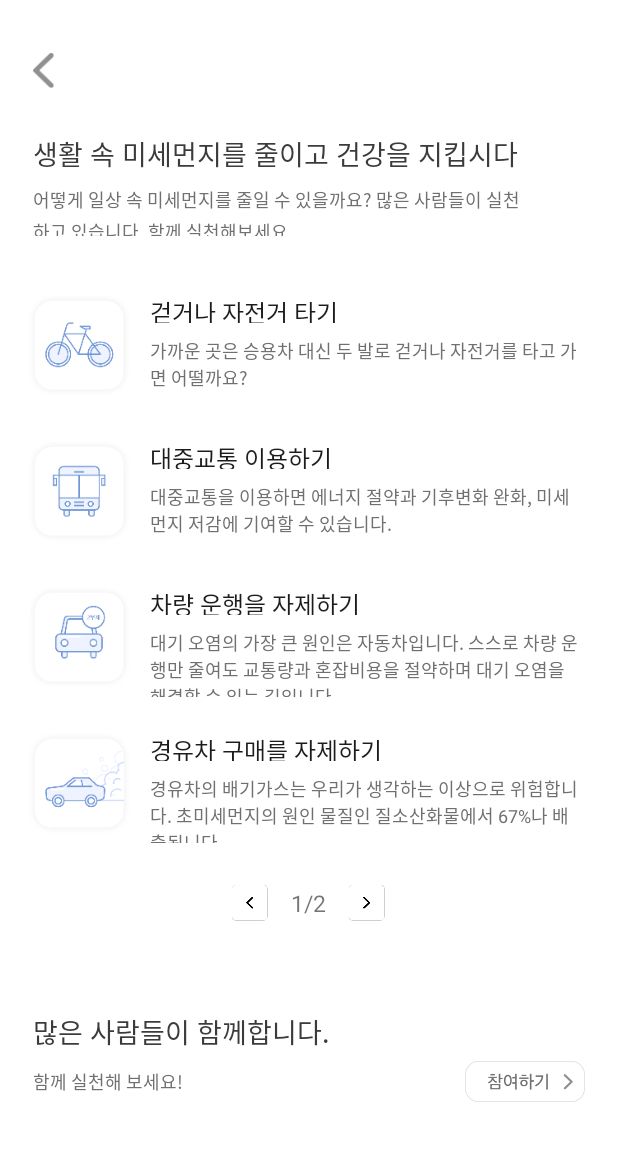
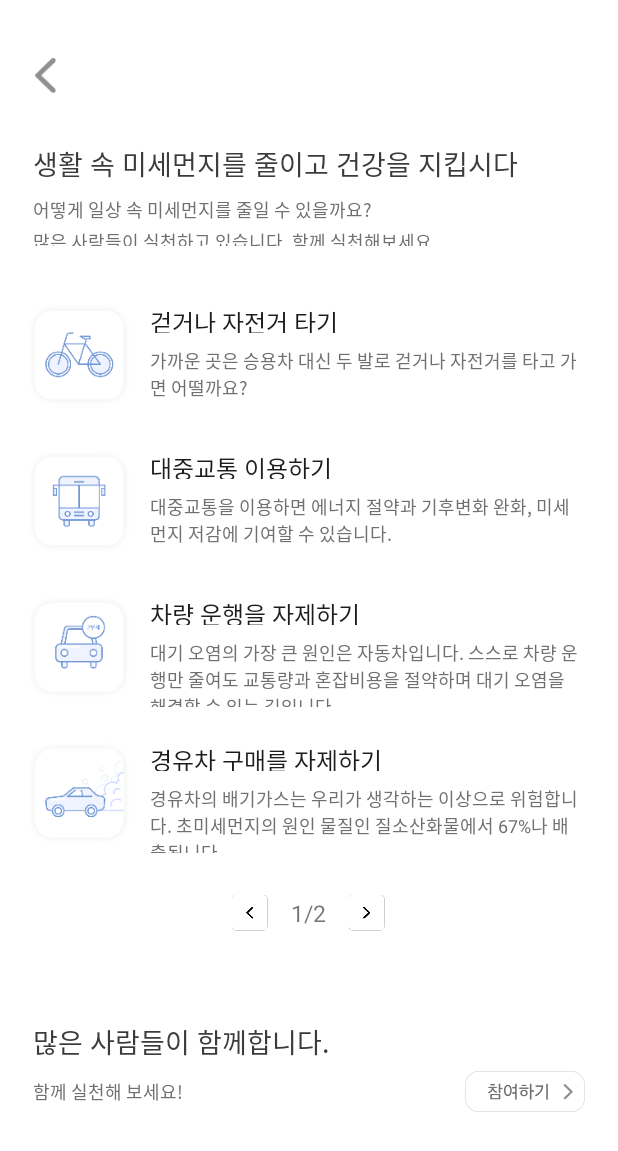
Before and after one commit to HYUNSOOSHIN/GraduationProject_2019-1, an Android app: the ActionActivity screen opened directly, with no data from a screen before it, on a phone screen of 412 x 824 dp. Shown: the top 1151 px of the screen. Run offline under Robolectric (Android 15) with nearby library versions, the phone set to English and light mode, and no system bars.

Commit message:
[안드로이드] <모양 버튼 크기 수정

```diff
--- a/app/src/main/java/com/example/graduationproject_2019_1/Activity/ActionActivity.java
+++ b/app/src/main/java/com/example/graduationproject_2019_1/Activity/ActionActivity.java
@@ -5,9 +5,11 @@ import android.content.Intent;
 import android.os.Bundle;
 import android.support.v7.widget.LinearLayoutManager;
 import android.support.v7.widget.RecyclerView;
+import android.view.MotionEvent;
 import android.view.View;
 import android.widget.Button;
 import android.widget.ImageButton;
+import android.widget.LinearLayout;
 import android.widget.ProgressBar;
 import android.widget.TextView;
 import android.widget.Toast;
@@ -48,12 +50,15 @@ public class ActionActivity extends Activity {
 
         pagetext = findViewById(R.id.pagetext);
 
-        ImageButton back_btn = findViewById(R.id.back_btn);
-        back_btn.setOnClickListener(new View.OnClickListener() {
+        LinearLayout back_btn = findViewById(R.id.back_btn);
+        back_btn.setOnTouchListener(new View.OnTouchListener() {
+
             @Override
-            public void onClick(View view) {
+            public boolean onTouch(View v, MotionEvent event) {
                 Intent intent = new Intent(ActionActivity.this, MainActivity.class);
                 startActivity(intent);
+                finish();
+                return false;
             }
         });
 
--- a/app/src/main/java/com/example/graduationproject_2019_1/Data/Url.java
+++ b/app/src/main/java/com/example/graduationproject_2019_1/Data/Url.java
@@ -5,5 +5,5 @@ public class Url {
 
     //현수 aws ec2 서버
     public static final String SPRING_SERVER = "http://13.124.206.188:8080/fcm/"; //폰 연결해서 사용
-//    public static final String SPRING_SERVER = "http://10.0.2.2:8080/hansung"; //안드로이드 에뮬레이터에서 사용
+    //public static final String SPRING_SERVER = "http://10.0.2.2:8080/hansung"; //안드로이드 에뮬레이터에서 사용
 }
--- a/app/src/main/res/layout/activity_action.xml
+++ b/app/src/main/res/layout/activity_action.xml
@@ -4,8 +4,8 @@
     xmlns:tools="http://schemas.android.com/tools"
     android:layout_width="match_parent"
     android:layout_height="match_parent"
+    android:background="#ffffff"
     android:orientation="vertical"
-    android:background="#ffffff"
     tools:context=".Activity.MainActivity">
 
     <ScrollView
@@ -22,12 +22,18 @@
             android:background="#ffffff"
             android:orientation="vertical">
 
-            <ImageButton
+            <LinearLayout
                 android:id="@+id/back_btn"
-                android:layout_width="14dp"
-                android:layout_height="23.5dp"
-                android:layout_marginLeft="21.8dp"
-                android:background="@drawable/back" />
+                android:layout_width="30dp"
+                android:layout_height="30dp"
+                android:layout_marginLeft="15dp"
+                android:gravity="center">
+                <ImageView
+                    android:layout_width="14dp"
+                    android:layout_height="23.5dp"
+                    android:layout_gravity="center"
+                    android:background="@drawable/back" />
+            </LinearLayout>
 
             <LinearLayout
                 android:layout_width="match_parent"
@@ -37,7 +43,7 @@
                 android:orientation="vertical">
 
                 <TextView
-                    android:layout_width="wrap_content"
+                    android:layout_width="match_parent"
                     android:layout_height="23dp"
                     android:fontFamily="@font/nanumbarungothicbold"
                     android:text="생활 속 미세먼지를 줄이고 건강을 지킵시다"
@@ -48,10 +54,10 @@
                     android:layout_width="match_parent"
                     android:layout_height="33dp"
                     android:layout_marginTop="12dp"
-                    android:layout_marginRight="33dp"
+                    android:layout_marginRight="10dp"
                     android:fontFamily="@font/nanumbarungothic"
                     android:lineSpacingExtra="3dp"
-                    android:text="어떻게 일상 속 미세먼지를 줄일 수 있을까요? 많은 사람들이 실천하고 있습니다. 함께 실천해보세요."
+                    android:text="어떻게 일상 속 미세먼지를 줄일 수 있을까요?\n많은 사람들이 실천하고 있습니다. 함께 실천해보세요."
                     android:textColor="#707070"
                     android:textSize="12sp" />
 
@@ -62,8 +68,8 @@
                 android:layout_width="match_parent"
                 android:layout_height="match_parent"
                 android:layout_marginLeft="16dp"
-                android:layout_marginRight="22dp"
-                android:layout_marginTop="33dp"></android.support.v7.widget.RecyclerView>
+                android:layout_marginTop="33dp"
+                android:layout_marginRight="22dp"></android.support.v7.widget.RecyclerView>
 
             <LinearLayout
                 android:layout_width="match_parent"
@@ -146,7 +152,7 @@
                 android:layout_height="match_parent"
                 android:layout_marginHorizontal="22dp"
                 android:layout_marginTop="36dp"
-                android:layout_marginBottom="40dp"/>
+                android:layout_marginBottom="40dp" />
         </LinearLayout>
     </ScrollView>
 
```
Also changed, not shown: app/src/main/java/com/example/graduationproject_2019_1/Activity/UploadActivity.java (+6 -3 lines), app/src/main/res/layout/activity_main.xml (+8 -8 lines), app/src/main/res/layout/activity_upload.xml (+15 -8 lines).
